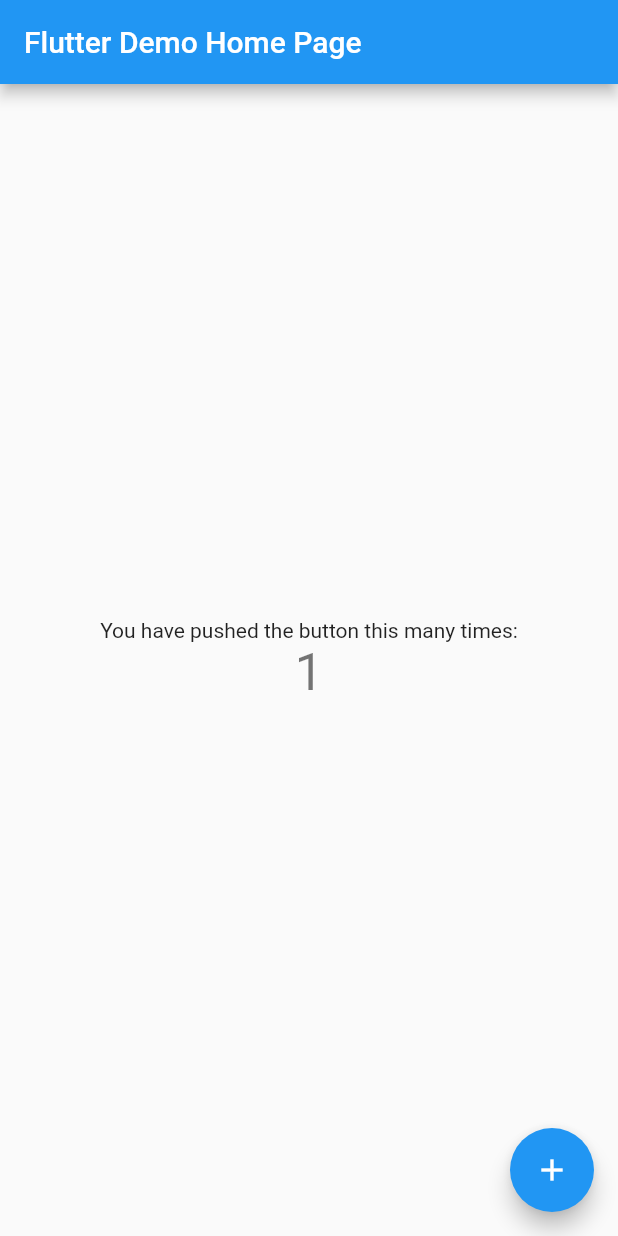
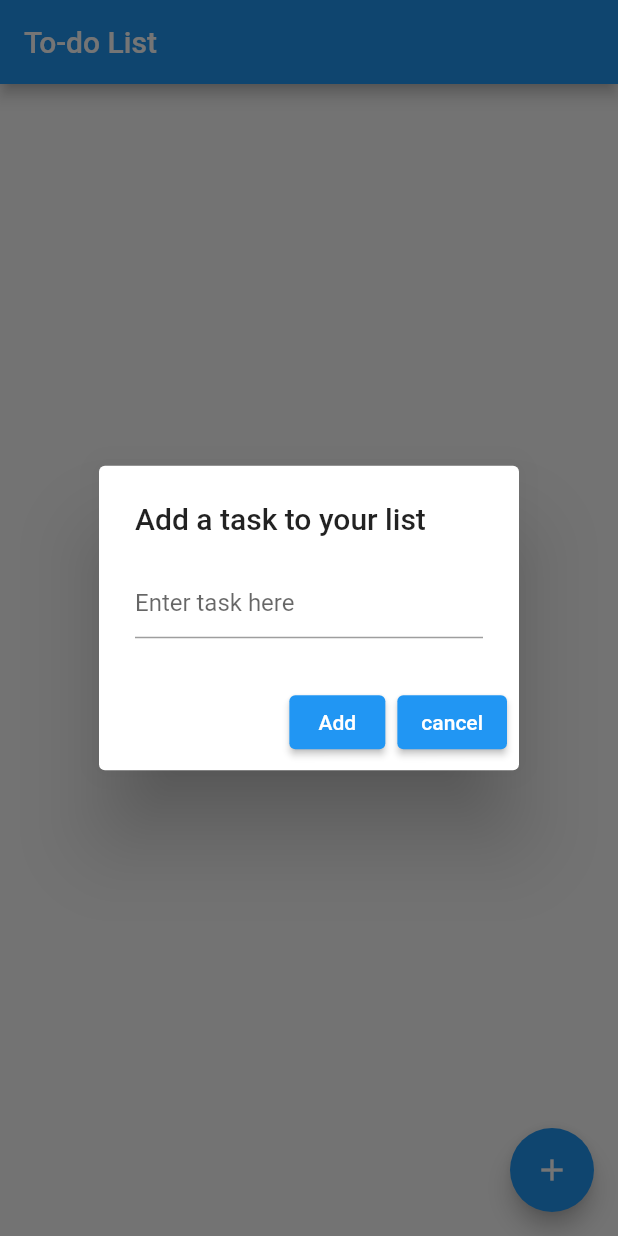
Before and after one commit to nabinsah703/flutter_todo_app, a Flutter app: the screen it shows after launch, after a tap on the "add" icon, on a phone screen of 412 x 824 dp. Run offline on Flutter 3.47's test engine with Material 2 defaults, Android fonts, the phone set to English and light mode, and no system bars.

Commit message:
add a list of todo problem has been fixed

```diff
--- a/lib/main.dart
+++ b/lib/main.dart
@@ -1,67 +1,89 @@
 import 'package:flutter/material.dart';
 
 void main() {
-  runApp(const MyApp());
+  runApp(const Todo());
 }
 
-class MyApp extends StatelessWidget {
-  const MyApp({Key? key}) : super(key: key);
+class Todo extends StatelessWidget {
+  const Todo({Key? key}) : super(key: key);
 
   @override
   Widget build(BuildContext context) {
-    return MaterialApp(
-      title: 'Flutter Demo',
-      theme: ThemeData(
-        primarySwatch: Colors.blue,
-      ),
-      home: const MyHomePage(title: 'Flutter Demo Home Page'),
-    );
+    return MaterialApp(home: TodoList());
   }
 }
 
-class MyHomePage extends StatefulWidget {
-  const MyHomePage({Key? key, required this.title}) : super(key: key);
-
-  final String title;
+class TodoList extends StatefulWidget {
+  TodoList({Key? key}) : super(key: key);
 
   @override
-  State<MyHomePage> createState() => _MyHomePageState();
+  _TodoListState createState() => _TodoListState();
 }
 
-class _MyHomePageState extends State<MyHomePage> {
-  int _counter = 0;
-
-  void _incrementCounter() {
-    setState(() {
-      _counter++;
-    });
-  }
+class _TodoListState extends State<TodoList> {
+  final List<String> _todoList = <String>[];
+  final TextEditingController _textFieldController = TextEditingController();
 
   @override
   Widget build(BuildContext context) {
     return Scaffold(
       appBar: AppBar(
-        title: Text(widget.title),
+        title: const Text("To-do List"),
       ),
-      body: Center(
-        child: Column(
-          mainAxisAlignment: MainAxisAlignment.center,
-          children: <Widget>[
-            const Text(
-              'You have pushed the button this many times:',
-            ),
-            Text(
-              '$_counter',
-              style: Theme.of(context).textTheme.headline4,
-            ),
-          ],
-        ),
-      ),
+      body: ListView(children: _getItems()),
       floatingActionButton: FloatingActionButton(
-        onPressed: _incrementCounter,
-        tooltip: 'Increment',
-        child: const Icon(Icons.add),
-      ),
+          onPressed: (() => _displayDialog(context)),
+          tooltip: 'Add Item',
+          child: const Icon(Icons.add)),
     );
   }
+
+  void _addTodoItem(String title) {
+    setState(() {
+      _todoList.add(title);
+    });
+    _textFieldController.clear();
+  }
+
+  Widget _buildTodoItem(String title) {
+    return ListTile(title: Text(title));
+  }
+
+  Future<Future> _displayDialog(BuildContext context) async {
+    return showDialog(
+      context: context,
+      builder: (BuildContext context) {
+        return AlertDialog(
+          title: const Text("Add a task to your list"),
+          content: TextField(
+            controller: _textFieldController,
+            decoration: InputDecoration(hintText: 'Enter task here '),
+          ),
+          // cancel button
+          actions: [
+            ElevatedButton(
+              onPressed: (() {
+                Navigator.of(context).pop();
+                _addTodoItem(_textFieldController.text);
+              }),
+              child: const Text("Add"),
+            ),
+            ElevatedButton(
+                onPressed: ((() {
+                  Navigator.of(context).pop();
+                })),
+                child: const Text('cancel'))
+          ],
+        );
+      },
+    );
+  }
+
+  List<Widget> _getItems() {
+    final List<Widget> _todoWidgets = <Widget>[];
+    for (String title in _todoList) {
+      _todoWidgets.add(_buildTodoItem(title));
+    }
+    return _todoWidgets;
+  }
 }
```
Also changed, not shown: lib/todo.dart (added, +131 -0 lines).
